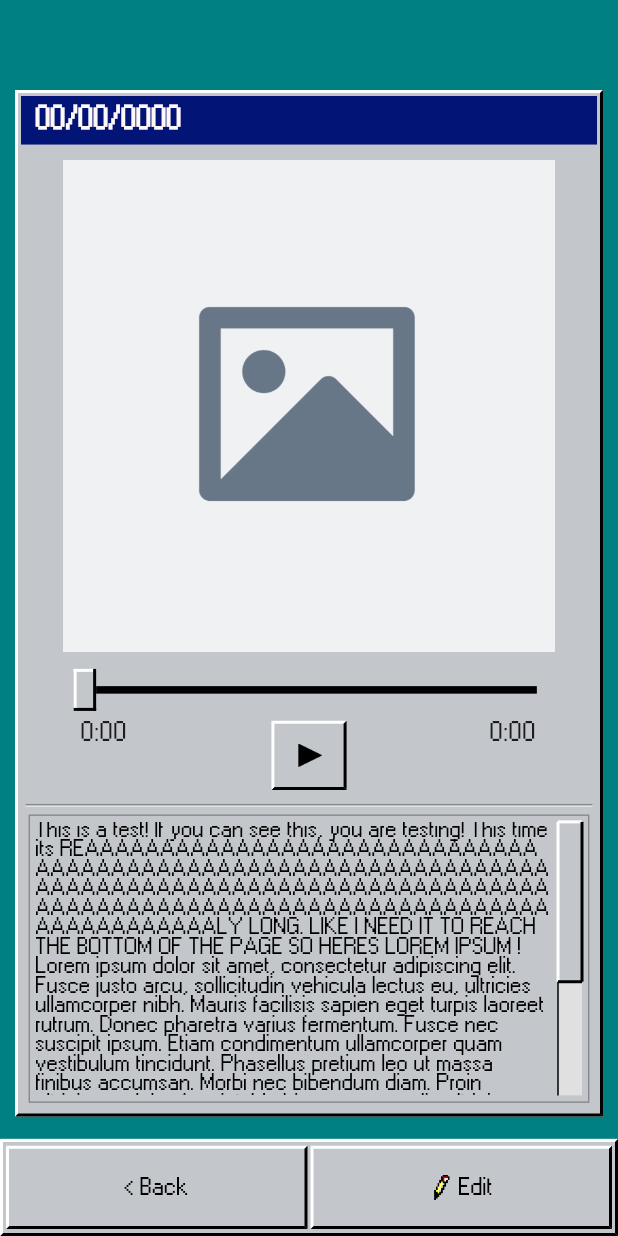
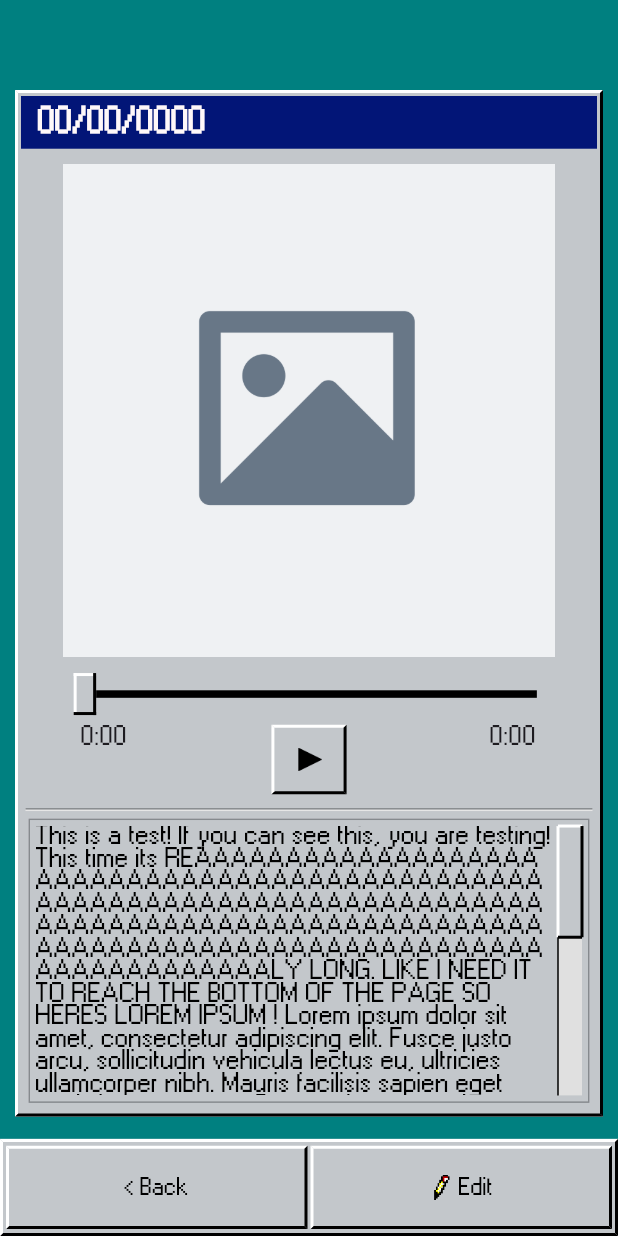
Before and after one commit to scrapweb-cop4331/scrapweb, a Flutter app: the screen it shows after launch, on a phone screen of 412 x 824 dp. Run offline on Flutter 3.47's test engine with Material 3 defaults, Android fonts, the phone set to English and light mode, and no system bars; our stand-ins replace flutter_screenutil, just_audio, rxdart.

Commit message:
slight sizing adjustments

```diff
--- a/mobile/scrapweb_app/lib/main.dart
+++ b/mobile/scrapweb_app/lib/main.dart
@@ -560,17 +560,22 @@ class _SongPageState extends State<SongPage> {
                       Container(
                         color: Color.fromARGB(255, 2, 21, 119),
                         width: double.infinity,
-                        height: 35.h,
-                        child: RichText(text: TextSpan(text: "  $date", style: TextStyle(fontFamily: 'W95', color: Color.fromARGB(255, 255, 248, 249), fontWeight: FontWeight.w700, fontSize: 20.sp, height: 1.6.h)))
+                        height: 38.h,
+                        child: RichText(text: TextSpan(text: "  $date", style: TextStyle(fontFamily: 'W95', color: Color.fromARGB(255, 255, 248, 249), fontWeight: FontWeight.w700, fontSize: 23.sp, height: 1.6.h)))
                       ),
                       Visibility(visible: currentlyTyping, child: SizedBox(height: 10.h)),
                       Visibility(
                         visible: currentlyTyping,
-                        child: Win95Button(
-                          text: "< Back to Edit Page",
-                          height: 50.h,
-                          width: 150.w,
-                          onTap: () {}
+                        child: Row(
+                          children: [
+                            SizedBox(width: 10.w),
+                            Win95Button(
+                              text: "< Back to Edit Page",
+                              height: 50.h,
+                              width: 150.w,
+                              onTap: () {}
+                            )
+                          ]
                         )
                       ),
                       Visibility(
@@ -698,7 +703,7 @@ class _SongPageState extends State<SongPage> {
                                         ? TextField(
                                           controller: textController,
                                           maxLines: null,
-                                          style: TextStyle(fontFamily: 'W95', color: Color.fromARGB(255, 0, 0, 0), fontSize: 15.sp, height: 1.0.h),
+                                          style: TextStyle(fontFamily: 'W95', color: Color.fromARGB(255, 0, 0, 0), fontSize: 18.sp, height: 1.0.h),
                                           decoration: InputDecoration(
                                             border: InputBorder.none,
                                             isDense: true,
@@ -718,7 +723,7 @@ class _SongPageState extends State<SongPage> {
                                             FocusScope.of(context).unfocus();
                                           }
                                         )
-                                        : RichText(text: TextSpan(text: "$songText", style: TextStyle(fontFamily: 'W95', color: Color.fromARGB(255, 0, 0, 0), fontSize: 15.sp, height: 1.0.h)))
+                                        : RichText(text: TextSpan(text: "$songText", style: TextStyle(fontFamily: 'W95', color: Color.fromARGB(255, 0, 0, 0), fontSize: 18.sp, height: 1.0.h)))
                                     )
                                   )
                                 )
```
